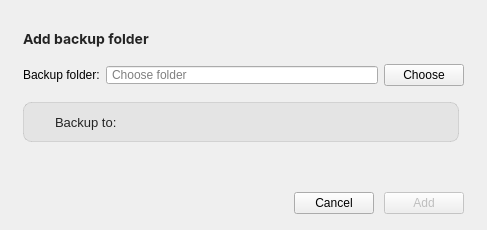
Before: the Qt Designer form src/MEGASync/gui/macx/AddBackupDialog.ui in meganz/MEGAsync, drawn with Qt 5.
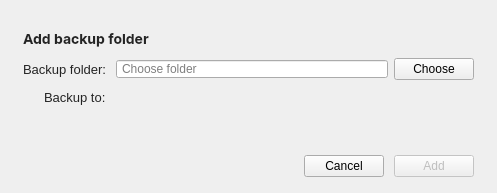
After: the same form once the commit is applied.

Commit message: Adjustments to Add & Remove Backup dialogs

```diff
--- a/src/MEGASync/gui/macx/AddBackupDialog.ui
+++ b/src/MEGASync/gui/macx/AddBackupDialog.ui
@@ -6,15 +6,15 @@
    <rect>
     <x>0</x>
     <y>0</y>
-    <width>588</width>
-    <height>298</height>
+    <width>509</width>
+    <height>176</height>
    </rect>
   </property>
   <property name="windowTitle">
    <string>Add backup folder</string>
   </property>
   <property name="styleSheet">
-   <string notr="true">#lAddBackup
+   <string notr="true">#macOSBigSurTitleLabel
 {
   color: #242424;
   font-family: &quot;SF Pro Text&quot;;
@@ -38,12 +38,13 @@
 padding-left:3px;
 }
 
-#lBackupDesc
+#formLabel_1, #formLabel_2
 {
   color: #242424;
   font-family: &quot;SF Pro Text&quot;;
   font-size: 13px;
 }
+
 #backupToLabel
 {
   color: #333333;
@@ -71,7 +72,7 @@
     <number>16</number>
    </property>
    <item>
-    <widget class="QLabel" name="lAddBackup">
+    <widget class="QLabel" name="macOSBigSurTitleLabel">
      <property name="font">
       <font>
        <family>SF Pro Text</family>
@@ -86,29 +87,28 @@
     </widget>
    </item>
    <item>
-    <layout class="QHBoxLayout" name="horizontalLayout">
-     <property name="spacing">
-      <number>6</number>
+    <layout class="QFormLayout" name="formLayout">
+     <property name="labelAlignment">
+      <set>Qt::AlignRight|Qt::AlignTrailing|Qt::AlignVCenter</set>
      </property>
-     <property name="leftMargin">
-      <number>0</number>
-     </property>
-     <property name="topMargin">
-      <number>6</number>
-     </property>
-     <property name="rightMargin">
-      <number>0</number>
-     </property>
-     <property name="bottomMargin">
-      <number>6</number>
-     </property>
-     <item>
-      <widget class="QLabel" name="label_2">
+     <item row="0" column="0">
+      <widget class="QLabel" name="formLabel_1">
        <property name="text">
         <string>Backup folder:</string>
        </property>
       </widget>
      </item>
+     <item row="0" column="1">
+      <layout class="QHBoxLayout" name="horizontalLayout">
+       <property name="spacing">
+        <number>6</number>
+       </property>
+       <property name="leftMargin">
+        <number>0</number>
+       </property>
+       <property name="rightMargin">
+        <number>0</number>
+       </property>
      <item>
       <widget class="QLineEdit" name="folderLineEdit">
        <property name="minimumSize">
@@ -137,29 +137,14 @@
      </item>
     </layout>
    </item>
-   <item>
-    <widget class="QWidget" name="gbBackupLocation" native="true">
-     <layout class="QHBoxLayout" name="horizontalLayout_3">
-      <property name="leftMargin">
-       <number>32</number>
-      </property>
-      <property name="topMargin">
-       <number>10</number>
-      </property>
-      <property name="rightMargin">
-       <number>32</number>
-      </property>
-      <property name="bottomMargin">
-       <number>10</number>
-      </property>
-      <item>
-       <widget class="QLabel" name="lBackupDesc">
+     <item row="1" column="0">
+      <widget class="QLabel" name="formLabel_2">
         <property name="text">
          <string>Backup to:</string>
         </property>
        </widget>
       </item>
-      <item>
+     <item row="1" column="1">
        <widget class="QLabel" name="backupToLabel">
         <property name="text">
          <string/>
@@ -169,21 +154,7 @@
         </property>
        </widget>
       </item>
-      <item>
-       <spacer name="horizontalSpacer_2">
-        <property name="orientation">
-         <enum>Qt::Horizontal</enum>
-        </property>
-        <property name="sizeHint" stdset="0">
-         <size>
-          <width>40</width>
-          <height>20</height>
-         </size>
-        </property>
-       </spacer>
-      </item>
-     </layout>
-    </widget>
+    </layout>
    </item>
    <item>
     <spacer name="verticalSpacer">
```
Lines whose indentation alone changed are shown as unchanged. The commit also changes 7 other files.
